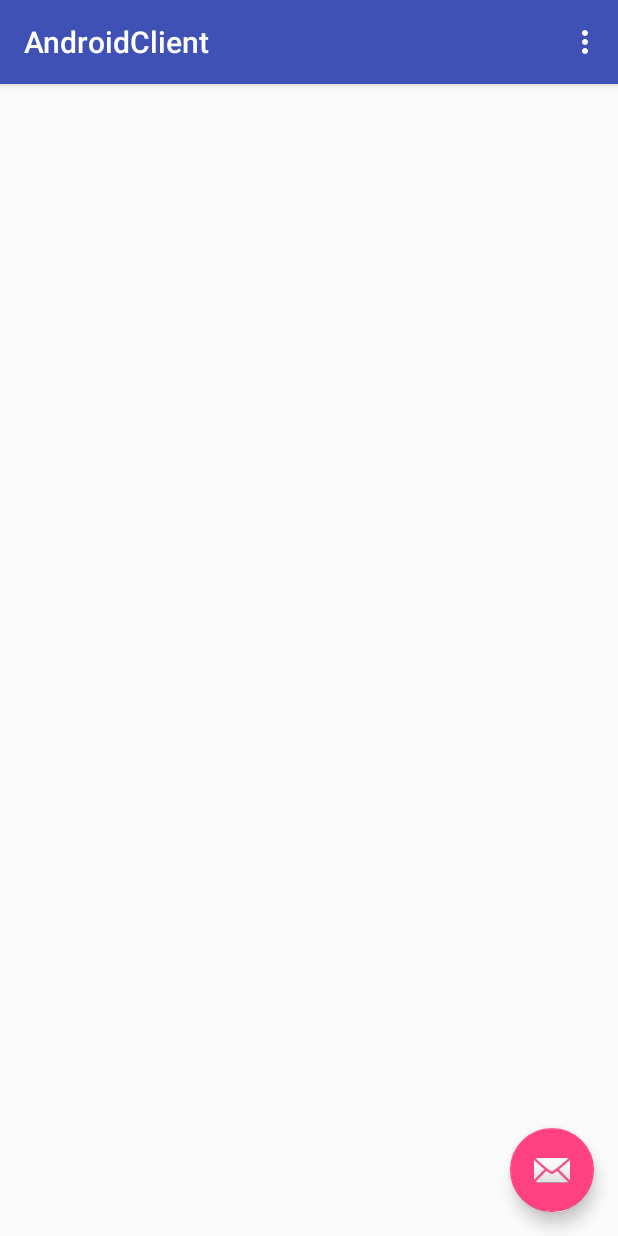
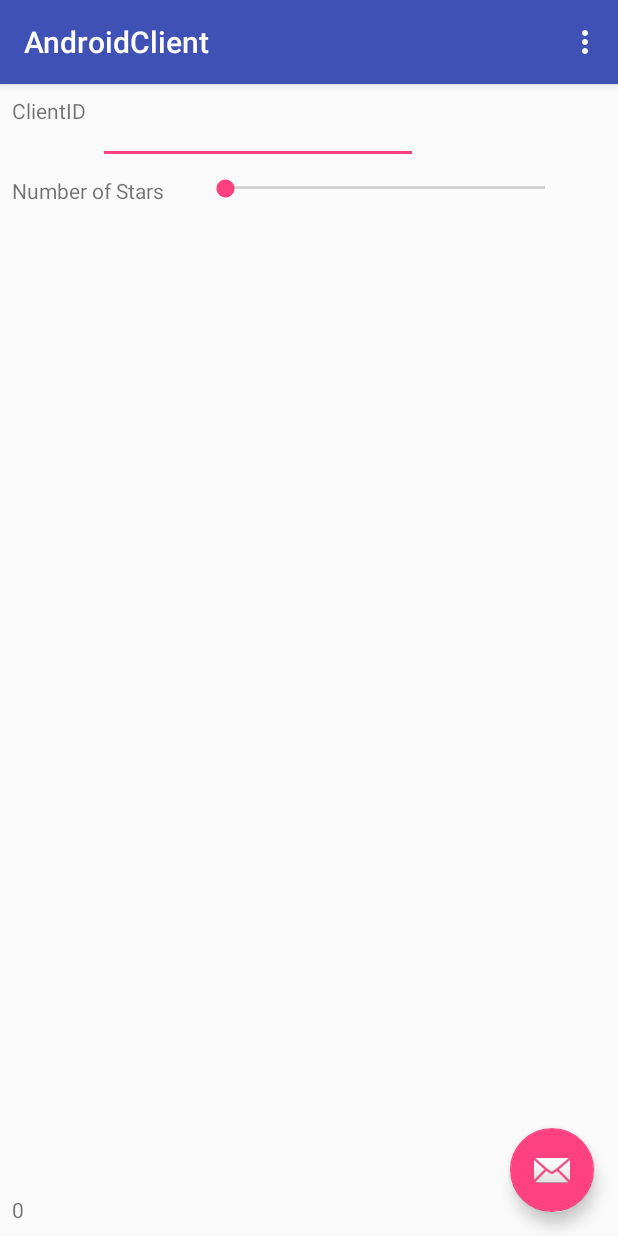
Before and after one commit to KurtDonkers/PieJam, an Android app: the screen it shows after launch (MainActivity), on a phone screen of 412 x 824 dp. Run offline under Robolectric (Android 15) with nearby library versions, the phone set to English and light mode, and no system bars; 2 statements that could not run were skipped.

Commit message:
Initial commit for android impl of interface protocol

```diff
--- a/AndroidClient/app/src/main/java/com/piejam/androidclient/AndroidToPie.java
+++ b/AndroidClient/app/src/main/java/com/piejam/androidclient/AndroidToPie.java
@@ -1,5 +1,28 @@
 package com.piejam.androidclient;
 
-public class AndroidToPie {
-    public String stringie = "empty";
+
+import java.nio.ByteBuffer;
+
+class AndroidToPie {
+    private static final int A2P_MSG_SIZE = 24;
+
+    int cmdid = 0x42;
+    int clientid = 3;
+    int nrofstars = 1000;
+    float r = 1;
+    float g = 1;
+    float b = 1; // [0..1]
+
+    byte[] GetByteStream () {
+        ByteBuffer bb = ByteBuffer.allocate(A2P_MSG_SIZE);
+        //b.order(ByteOrder.BIG_ENDIAN); // optional, the initial order of a byte buffer is always BIG_ENDIAN.
+        bb.putInt (cmdid);
+        bb.putInt (clientid);
+        bb.putInt (nrofstars);
+        bb.putFloat (r);
+        bb.putFloat (g);
+        bb.putFloat (b);
+
+        return bb.array();
+    }
 }
--- a/AndroidClient/app/src/main/java/com/piejam/androidclient/MainActivity.java
+++ b/AndroidClient/app/src/main/java/com/piejam/androidclient/MainActivity.java
@@ -9,6 +9,8 @@ import android.support.v7.widget.Toolbar;
 import android.view.View;
 import android.view.Menu;
 import android.view.MenuItem;
+import android.widget.EditText;
+import android.widget.SeekBar;
 import android.widget.TextView;
 
 import java.io.IOException;
@@ -20,7 +22,9 @@ public class MainActivity extends AppCompatActivity {
 
     public PieJamSocketHandler mPieJamSocketHandler = new PieJamSocketHandler();
     private Handler handler = new Handler();
-    TextView mResponse;
+    TextView mResponseOutput;
+    EditText mClientIdInput;
+    SeekBar mNrofStarsInput;
     private int mCounter = 0;
 
     @Override
@@ -38,24 +42,34 @@ public class MainActivity extends AppCompatActivity {
                         .setAction("Action", null).show();
             }
         });
-        mResponse = (TextView) findViewById(R.id.poep);
+        mResponseOutput = (TextView) findViewById(R.id.reply);
+        mClientIdInput = (EditText) findViewById(R.id.clientidEdit);
+        mNrofStarsInput = (SeekBar) findViewById(R.id.nrofStarsEdit);
         //mPieJamSocketHandler.connect();
-        final AndroidToPie senddata = new AndroidToPie();
-        senddata.stringie = "PomBommelebom";
+        final AndroidToPie senddata = SetPacketToSend();
         mPieJamSocketHandler.setSendData(senddata);
         handler.postDelayed(new Runnable() {
             @Override
             public void run() {
                 PieToAndroid rcvdata = mPieJamSocketHandler.getRcvData();
-                mResponse.setText (rcvdata.response);
+                mResponseOutput.setText (Integer.toString(rcvdata.responseid));
+                AndroidToPie senddata2 = SetPacketToSend();
+                mPieJamSocketHandler.setSendData(senddata2);
                 handler.postDelayed(this, 100);
-                AndroidToPie senddata2 = new AndroidToPie();
-                senddata2.stringie = senddata.stringie + Integer.toString(mCounter++);
-                mPieJamSocketHandler.setSendData(senddata2);
             }
         }, 100);
     }
 
+    AndroidToPie SetPacketToSend () {
+        AndroidToPie senddata = new AndroidToPie();
+        senddata.cmdid = 42;
+        senddata.clientid = 0;//Integer.parseInt(mClientIdInput.getText().toString());
+        senddata.nrofstars = mNrofStarsInput.getProgress();
+        senddata.r = 0.0f;
+        senddata.g = 0.0f;
+        senddata.b = 0.0f;
+        return (senddata);
+    }
 
     @Override
     protected void onResume() {
--- a/AndroidClient/app/src/main/java/com/piejam/androidclient/PieJamSocketHandler.java
+++ b/AndroidClient/app/src/main/java/com/piejam/androidclient/PieJamSocketHandler.java
@@ -9,27 +9,22 @@ import java.net.SocketException;
 import java.net.UnknownHostException;
 
 class SenderReceiver implements Runnable {
-    public boolean mShouldStop = false;
-    public AndroidToPie mSendToPie = new AndroidToPie();
-    public PieToAndroid mResponseFromPie = new PieToAndroid();
+    boolean mShouldStop = false;
+    AndroidToPie mSendToPie = new AndroidToPie();
+    PieToAndroid mResponseFromPie = new PieToAndroid();
     private DatagramSocket mClientSocket;
-    private String mServerIp;
     private int mServerPort;
     private InetAddress mServerIpAddress;
-    private byte[] send_data = new byte[1024];
-    private byte[] receiveData = new byte[1024];
+    private byte[] receiveData = new byte[PieToAndroid.P2A_MSG_SIZE];
 
-    public SenderReceiver (String ip, int port) {
+    SenderReceiver(String ip, int port) {
         mClientSocket = null;
-        mServerIp = ip;
         mServerPort = port;
         mServerIpAddress = null;
         try {
             mClientSocket = new DatagramSocket (mServerPort);
-            mServerIpAddress = InetAddress.getByName (mServerIp);
-        } catch (SocketException e) {
-            e.printStackTrace();
-        } catch (UnknownHostException e) {
+            mServerIpAddress = InetAddress.getByName (ip);
+        } catch (SocketException | UnknownHostException e) {
             e.printStackTrace();
         }
     }
@@ -37,18 +32,16 @@ class SenderReceiver implements Runnable {
     @Override
     public void run() {
         while (!mShouldStop) {
-            send_data = mSendToPie.stringie.getBytes();
+            byte[] send_data = mSendToPie.GetByteStream();
 
-            DatagramPacket send_packet = new DatagramPacket(send_data, mSendToPie.stringie.length(), mServerIpAddress, mServerPort);
+            DatagramPacket send_packet = new DatagramPacket(send_data, send_data.length, mServerIpAddress, mServerPort);
             try {
                 mClientSocket.send(send_packet);
                 DatagramPacket receivePacket = new DatagramPacket(receiveData, receiveData.length);
                 mClientSocket.receive(receivePacket);
-                mResponseFromPie.response = new String(receivePacket.getData());
+                mResponseFromPie.FillFromByteStream(receivePacket.getData());
                 Thread.sleep(1000);
-            } catch (IOException e) {
-                e.printStackTrace();
-            } catch (InterruptedException e) {
+            } catch (IOException | InterruptedException e) {
                 e.printStackTrace();
             }
         }
@@ -57,16 +50,16 @@ class SenderReceiver implements Runnable {
 }
 
 
-public class PieJamSocketHandler {
+class PieJamSocketHandler {
     private Thread mSendReceiveThread;
-    public SenderReceiver mSenderReceiver = null;
+    private SenderReceiver mSenderReceiver = null;
 
-    public void connect () {
+    void connect() {
         mSenderReceiver = new SenderReceiver("192.168.2.188", 33100);
         mSendReceiveThread = new Thread (mSenderReceiver);
         mSendReceiveThread.start();
     }
-    public void disconnect () {
+    void disconnect() {
         mSenderReceiver.mShouldStop = true;
         try {
             mSendReceiveThread.join();
@@ -76,13 +69,13 @@ public class PieJamSocketHandler {
         }
     }
 
-    public void setSendData (AndroidToPie senddata) {
+    void setSendData(AndroidToPie senddata) {
         if (mSenderReceiver != null) {
             mSenderReceiver.mSendToPie = senddata;
         }
     }
 
-    public PieToAndroid getRcvData () {
+    PieToAndroid getRcvData() {
         if (mSenderReceiver != null) {
             return (mSenderReceiver.mResponseFromPie);
         }
--- a/AndroidClient/app/src/main/java/com/piejam/androidclient/PieToAndroid.java
+++ b/AndroidClient/app/src/main/java/com/piejam/androidclient/PieToAndroid.java
@@ -1,5 +1,16 @@
 package com.piejam.androidclient;
 
-public class PieToAndroid {
-    public String response = "empty";
+
+import java.nio.ByteBuffer;
+
+class PieToAndroid {
+    static final int P2A_MSG_SIZE = 4;
+
+    int responseid = 0;
+
+    void FillFromByteStream (byte[] ba) {
+        ByteBuffer bb = ByteBuffer.wrap(ba);
+        responseid = bb.getInt();
+    }
+
 }
--- a/AndroidClient/app/src/main/res/layout/content_main.xml
+++ b/AndroidClient/app/src/main/res/layout/content_main.xml
@@ -9,13 +9,57 @@
     tools:showIn="@layout/activity_main">
 
     <TextView
-        android:id="@+id/poep"
+        android:id="@+id/reply"
         android:layout_width="wrap_content"
         android:layout_height="wrap_content"
+        android:layout_marginBottom="8dp"
         android:text="Hello World!"
         app:layout_constraintBottom_toBottomOf="parent"
         app:layout_constraintLeft_toLeftOf="parent"
+        android:layout_marginLeft="8dp" />
+
+    <TextView
+        android:id="@+id/clientidLabel"
+        android:layout_width="wrap_content"
+        android:layout_height="wrap_content"
+        android:text="ClientID"
+        app:layout_constraintTop_toTopOf="parent"
+        android:layout_marginTop="8dp"
+        android:layout_marginLeft="8dp"
+        app:layout_constraintLeft_toLeftOf="parent" />
+
+    <EditText
+        android:id="@+id/clientidEdit"
+        android:layout_width="wrap_content"
+        android:layout_height="wrap_content"
+        android:ems="10"
+        android:inputType="number"
+        app:layout_constraintLeft_toRightOf="@+id/clientidLabel"
+        android:layout_marginLeft="8dp"
+        app:layout_constraintTop_toTopOf="parent"
+        android:layout_marginTop="8dp" />
+
+    <TextView
+        android:id="@+id/nrofstarsLabel"
+        android:layout_width="wrap_content"
+        android:layout_height="wrap_content"
+        android:text="Number of Stars"
+        android:layout_marginTop="8dp"
+        app:layout_constraintTop_toBottomOf="@+id/clientidEdit"
+        android:layout_marginLeft="8dp"
+        app:layout_constraintLeft_toLeftOf="parent" />
+
+    <SeekBar
+        android:id="@+id/nrofStarsEdit"
+        android:layout_width="245dp"
+        android:layout_height="16dp"
+        android:layout_marginLeft="0dp"
+        android:layout_marginRight="8dp"
+        android:layout_marginTop="8dp"
+        android:max="1000"
+        android:min="10"
+        app:layout_constraintLeft_toRightOf="@+id/nrofstarsLabel"
         app:layout_constraintRight_toRightOf="parent"
-        app:layout_constraintTop_toTopOf="parent" />
+        app:layout_constraintTop_toBottomOf="@+id/clientidEdit" />
 
 </android.support.constraint.ConstraintLayout>
```
